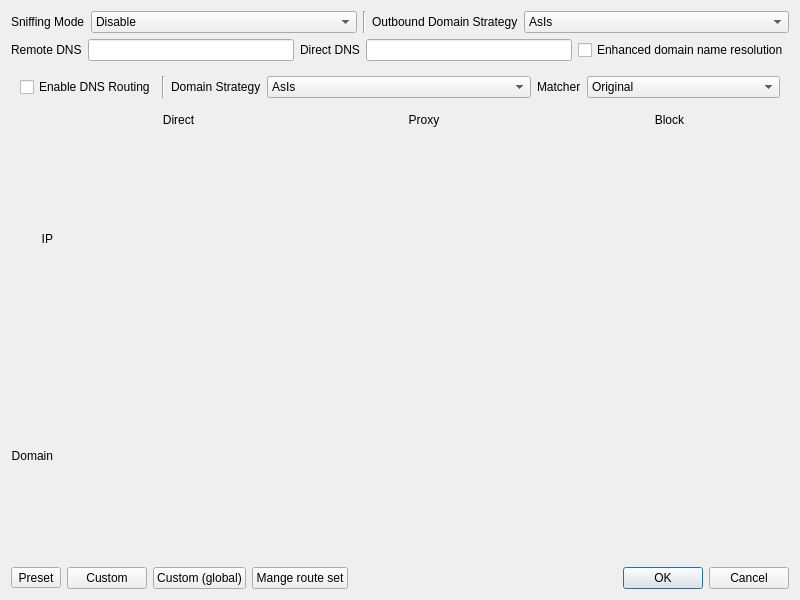
Old version of the form ui/dialog_manage_routes.ui in the repository MatsuriDayo/nekoray.
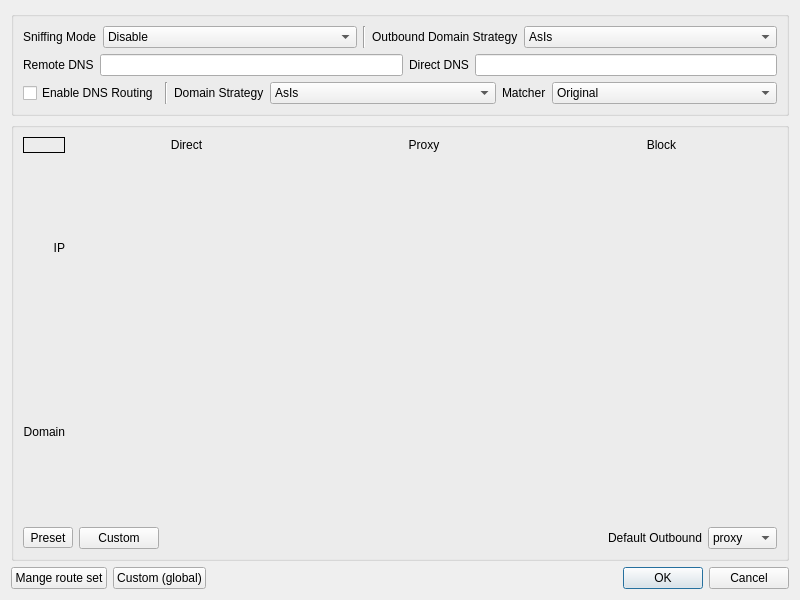
New version of the form.

Commit message: final outbound rule GUI

Diff of the .ui file:
```diff
--- a/ui/dialog_manage_routes.ui
+++ b/ui/dialog_manage_routes.ui
@@ -13,10 +13,9 @@
   <property name="windowTitle">
    <string>Routes</string>
   </property>
-  <layout class="QGridLayout" name="gridLayout">
-   <item row="0" column="0">
     <layout class="QVBoxLayout" name="verticalLayout">
      <item>
+    <widget class="QGroupBox" name="gb1">
       <layout class="QVBoxLayout" name="verticalLayout_3">
        <item>
         <layout class="QHBoxLayout" name="horizontalLayout_3">
@@ -133,31 +132,23 @@
          <item>
           <widget class="QLineEdit" name="dns_direct"/>
          </item>
-         <item>
-          <widget class="QCheckBox" name="enhance_resolve_server_domain">
-           <property name="sizePolicy">
-            <sizepolicy hsizetype="Maximum" vsizetype="Fixed">
-             <horstretch>0</horstretch>
-             <verstretch>0</verstretch>
-            </sizepolicy>
-           </property>
-           <property name="toolTip">
-            <string>Using multiple overseas DNS to query the server address can alleviate the DNS pollution of the server domain name to a certain extent, which may have side effects.</string>
-           </property>
-           <property name="text">
-            <string>Enhanced domain name resolution</string>
-           </property>
-          </widget>
-         </item>
-        </layout>
-       </item>
-      </layout>
-     </item>
-     <item>
-      <layout class="QVBoxLayout" name="verticalLayout_2">
+       </layout>
+      </item>
        <item>
         <widget class="QWidget" name="domain_v2ray" native="true">
-         <layout class="QHBoxLayout" name="_2" stretch="0,0,0,1,0,0">
+        <layout class="QHBoxLayout" name="_2" stretch="0,0,0,1,0,1">
+         <property name="leftMargin">
+          <number>0</number>
+         </property>
+         <property name="topMargin">
+          <number>0</number>
+         </property>
+         <property name="rightMargin">
+          <number>0</number>
+         </property>
+         <property name="bottomMargin">
+          <number>0</number>
+         </property>
           <item>
            <widget class="QCheckBox" name="dns_routing">
             <property name="sizePolicy">
@@ -231,6 +222,12 @@
          </layout>
         </widget>
        </item>
+     </layout>
+    </widget>
+   </item>
+   <item>
+    <widget class="QGroupBox" name="gb2">
+     <layout class="QVBoxLayout" name="verticalLayout_2">
        <item>
         <layout class="QGridLayout" name="gridLayout_3" rowstretch="0,1,1" columnstretch="0,1,1,1">
          <item row="0" column="3">
@@ -303,6 +300,9 @@
          </item>
          <item row="0" column="0">
           <widget class="QLabel" name="active_routing">
+          <property name="frameShape">
+           <enum>QFrame::Box</enum>
+          </property>
            <property name="text">
             <string/>
            </property>
@@ -310,12 +310,31 @@
          </item>
         </layout>
        </item>
-      </layout>
-     </item>
      <item>
-      <layout class="QHBoxLayout" name="horizontalLayout">
+       <layout class="QHBoxLayout" name="horizontalLayout_5">
+        <item>
+         <widget class="QWidget" name="horizontalWidget_2" native="true">
+          <layout class="QHBoxLayout" name="horizontalLayout_6">
+           <property name="leftMargin">
+            <number>0</number>
+           </property>
+           <property name="topMargin">
+            <number>0</number>
+           </property>
+           <property name="rightMargin">
+            <number>0</number>
+           </property>
+           <property name="bottomMargin">
+            <number>0</number>
+           </property>
        <item>
         <widget class="QToolButton" name="preset">
+             <property name="sizePolicy">
+              <sizepolicy hsizetype="Preferred" vsizetype="Fixed">
+               <horstretch>0</horstretch>
+               <verstretch>0</verstretch>
+              </sizepolicy>
+             </property>
          <property name="text">
           <string>Preset</string>
          </property>
@@ -334,13 +353,88 @@
          </property>
         </widget>
        </item>
+          </layout>
+         </widget>
+        </item>
        <item>
-        <widget class="QPushButton" name="custom_route_global_edit">
+         <spacer name="horizontalSpacer">
+          <property name="orientation">
+           <enum>Qt::Horizontal</enum>
+          </property>
+          <property name="sizeHint" stdset="0">
+           <size>
+            <width>40</width>
+            <height>20</height>
+           </size>
+          </property>
+         </spacer>
+        </item>
+        <item>
+         <widget class="QWidget" name="horizontalWidget" native="true">
+          <layout class="QHBoxLayout" name="horizontalLayout_2">
+           <property name="leftMargin">
+            <number>0</number>
+           </property>
+           <property name="topMargin">
+            <number>0</number>
+           </property>
+           <property name="rightMargin">
+            <number>0</number>
+           </property>
+           <property name="bottomMargin">
+            <number>0</number>
+           </property>
+           <item>
+            <widget class="QLabel" name="label_4">
          <property name="text">
-          <string>Custom (global)</string>
+              <string>Default Outbound</string>
          </property>
         </widget>
        </item>
+           <item>
+            <widget class="QComboBox" name="def_outbound">
+             <item>
+              <property name="text">
+               <string notr="true">proxy</string>
+              </property>
+             </item>
+             <item>
+              <property name="text">
+               <string notr="true">bypass</string>
+              </property>
+             </item>
+             <item>
+              <property name="text">
+               <string notr="true">block</string>
+              </property>
+             </item>
+            </widget>
+           </item>
+          </layout>
+         </widget>
+        </item>
+       </layout>
+      </item>
+     </layout>
+    </widget>
+   </item>
+   <item>
+    <layout class="QHBoxLayout" name="horizontalLayout">
+     <item>
+      <widget class="QWidget" name="horizontalWidget_3" native="true">
+       <layout class="QHBoxLayout" name="horizontalLayout_7">
+        <property name="leftMargin">
+         <number>0</number>
+        </property>
+        <property name="topMargin">
+         <number>0</number>
+        </property>
+        <property name="rightMargin">
+         <number>0</number>
+        </property>
+        <property name="bottomMargin">
+         <number>0</number>
+        </property>
        <item>
         <widget class="QPushButton" name="load_save">
          <property name="text">
@@ -349,6 +443,16 @@
         </widget>
        </item>
        <item>
+         <widget class="QPushButton" name="custom_route_global_edit">
+          <property name="text">
+           <string>Custom (global)</string>
+          </property>
+         </widget>
+        </item>
+       </layout>
+      </widget>
+     </item>
+     <item>
         <widget class="QDialogButtonBox" name="buttonBox">
          <property name="sizePolicy">
           <sizepolicy hsizetype="Preferred" vsizetype="Preferred">
@@ -364,8 +468,6 @@
       </layout>
      </item>
     </layout>
-   </item>
-  </layout>
  </widget>
  <tabstops>
   <tabstop>sniffing_mode</tabstop>
```
Left out of the diff: 12 changed lines with no effect on the pictures. Lines whose indentation alone changed are shown as unchanged. The commit also changes 8 other files.
